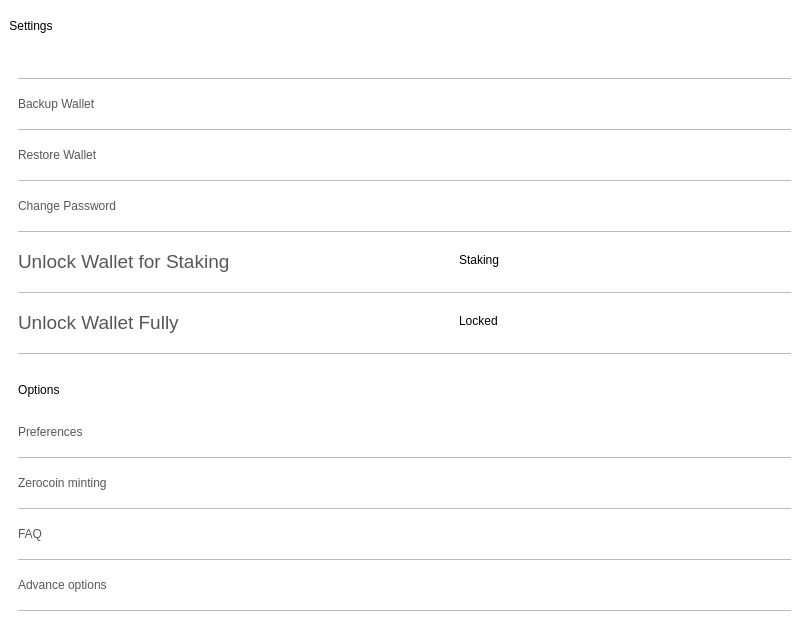
Above: src/qt/veil/forms/settingswidget.ui from Veil-Project/veil before the change. Below: the same form after it.
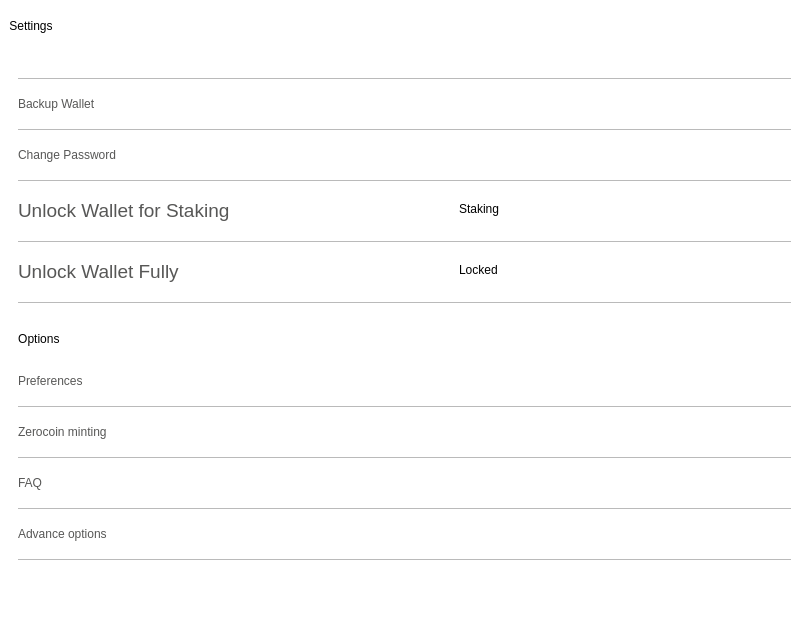
That is the form after the change. Icons and pictures are not drawn.

Commit message: restore wallet removed from GUI

Diff of the .ui file:
```diff
--- a/src/qt/veil/forms/settingswidget.ui
+++ b/src/qt/veil/forms/settingswidget.ui
@@ -115,8 +115,8 @@
           <rect>
            <x>0</x>
            <y>0</y>
-           <width>777</width>
-           <height>571</height>
+           <width>791</width>
+           <height>544</height>
           </rect>
          </property>
          <layout class="QVBoxLayout" name="verticalLayout_4">
@@ -177,44 +177,6 @@
             </property>
            </widget>
           </item>
-          <item>
-           <widget class="QPushButton" name="btnRestore">
-            <property name="minimumSize">
-             <size>
-              <width>0</width>
-              <height>32</height>
-             </size>
-            </property>
-            <property name="focusPolicy">
-             <enum>Qt::NoFocus</enum>
-            </property>
-            <property name="styleSheet">
-             <string notr="true"> text-align: left;
-  color: #575756;
-background-color:transparent;
-border:0;</string>
-            </property>
-            <property name="text">
-             <string>Restore Wallet</string>
-            </property>
-           </widget>
-          </item>
-          <item>
-           <widget class="QLabel" name="label_2">
-            <property name="maximumSize">
-             <size>
-              <width>16777215</width>
-              <height>1</height>
-             </size>
-            </property>
-            <property name="styleSheet">
-             <string notr="true">background-color:#bababa;</string>
-            </property>
-            <property name="text">
-             <string/>
-            </property>
-           </widget>
-          </item>
           <item>
            <widget class="QPushButton" name="btnPassword">
             <property name="minimumSize">
```
The commit also changes 1 other file.
